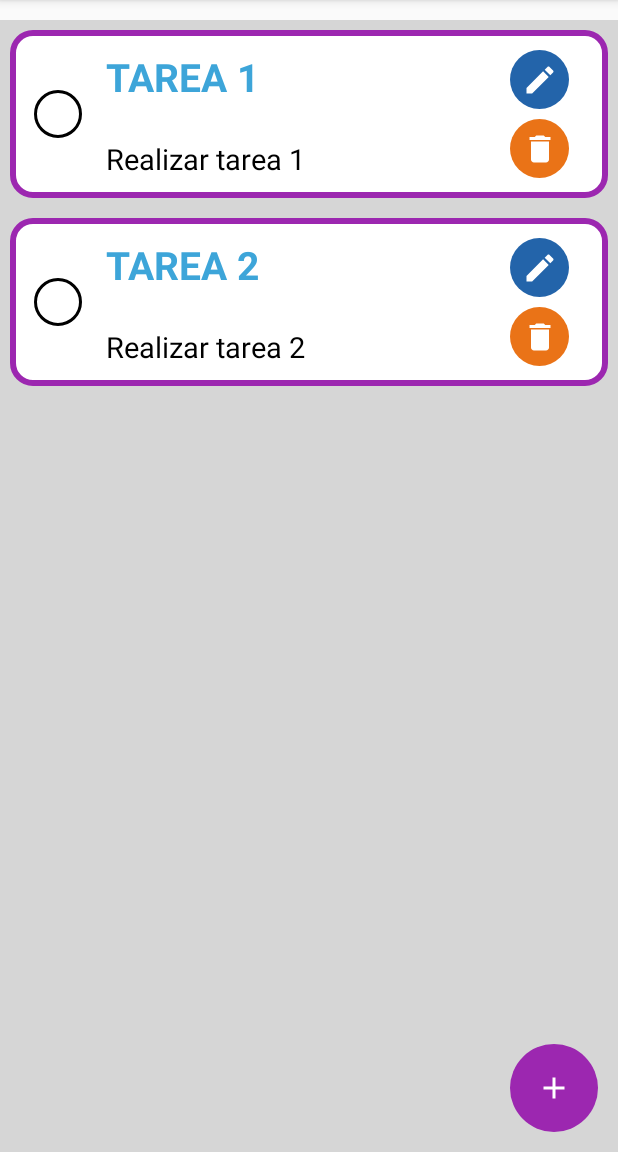
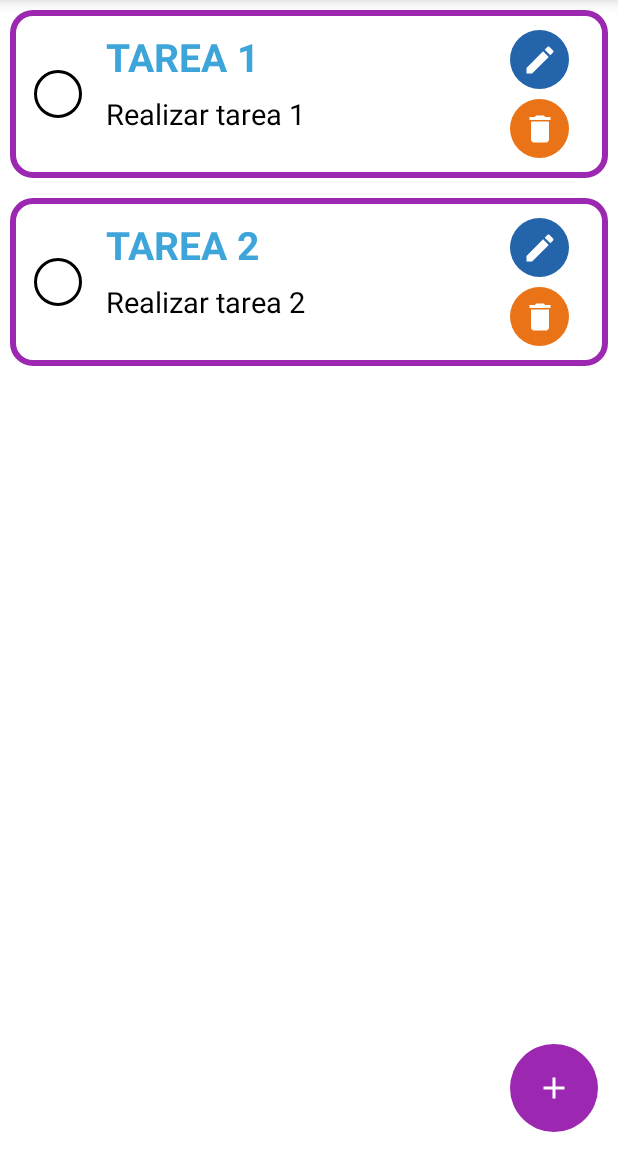
Before and after one commit to JuDaOcVa/MyToDo, an Android app: the screen it shows after launch (MainActivity), on a phone screen of 412 x 824 dp, the part 84-1236 px from its top. Run offline under Robolectric (Android 15) with nearby library versions, the phone set to English and light mode, and no system bars; our stand-ins replace sdp/ssp sizes.

Commit message:
Se modifica el border y la funcion del check para que cambie de color el item de la tarea

```diff
--- a/app/src/main/res/drawable/border_card.xml
+++ b/app/src/main/res/drawable/border_card.xml
@@ -1,7 +1,6 @@
 <?xml version="1.0" encoding="utf-8"?>
 <shape xmlns:android="http://schemas.android.com/apk/res/android">
     <corners android:radius="@dimen/_10sdp" />
-    <solid android:color="#FFFFFF" />
     <stroke
         android:width="@dimen/_3sdp"
         android:color="@color/primary" />
--- a/app/src/main/res/layout/fragment_list_to_do.xml
+++ b/app/src/main/res/layout/fragment_list_to_do.xml
@@ -4,7 +4,6 @@
     xmlns:tools="http://schemas.android.com/tools"
     android:layout_width="match_parent"
     android:layout_height="match_parent"
-    android:layout_marginTop="@dimen/_10sdp"
     android:background="@color/soft_gray"
     android:orientation="vertical"
     tools:context=".ListToDoFragment">
@@ -13,6 +12,7 @@
         android:id="@+id/recyclerList"
         android:layout_width="match_parent"
         android:layout_height="match_parent"
+        android:background="@android:color/white"
         app:layout_constraintBottom_toTopOf="@+id/btn_add"
         app:layout_constraintEnd_toEndOf="parent"
         app:layout_constraintStart_toStartOf="parent"
--- a/app/src/main/res/layout/to_do_item.xml
+++ b/app/src/main/res/layout/to_do_item.xml
@@ -1,6 +1,7 @@
 <?xml version="1.0" encoding="utf-8"?>
 <LinearLayout xmlns:android="http://schemas.android.com/apk/res/android"
     xmlns:tools="http://schemas.android.com/tools"
+    android:id="@+id/yourLinearLayoutId"
     android:layout_width="match_parent"
     android:layout_height="wrap_content"
     android:layout_margin="@dimen/_5sdp"
@@ -53,18 +54,20 @@
 
         <TextView
             android:id="@+id/textviewDescription"
-            android:layout_width="wrap_content"
-            android:layout_height="wrap_content"
+            android:layout_width="match_parent"
+            android:layout_height="0dp"
+            android:layout_weight="1"
             android:ellipsize="marquee"
+            android:focusable="true"
+            android:focusableInTouchMode="true"
+            android:focusedByDefault="true"
+            android:gravity="top"
             android:marqueeRepeatLimit="marquee_forever"
             android:scrollHorizontally="true"
             android:singleLine="true"
             android:text="@string/app_name"
             android:textColor="@color/black"
-            android:textSize="@dimen/_15ssp"
-            android:focusable="true"
-            android:focusedByDefault="true"
-            android:focusableInTouchMode="true"/>
+            android:textSize="@dimen/_15ssp" />
 
     </LinearLayout>
 
--- a/app/src/main/res/layout/toolbar_layout.xml
+++ b/app/src/main/res/layout/toolbar_layout.xml
@@ -4,7 +4,7 @@
     android:layout_width="match_parent"
     android:layout_height="?attr/actionBarSize"
     android:background="?attr/colorPrimary"
-    android:elevation="4dp"
+    android:elevation="@dimen/_5sdp"
     android:theme="?attr/actionBarTheme">
 
     <ImageView
@@ -13,6 +13,7 @@
         android:layout_marginEnd="@dimen/_10sdp"
         android:background="@drawable/rounded_button"
         android:backgroundTint="@android:color/white"
+        android:contentDescription="@string/app_name"
         android:src="@drawable/ic_principal" />
 
     <TextView
@@ -20,5 +21,5 @@
         android:layout_height="wrap_content"
         android:text="@string/app_name"
         android:textColor="@android:color/white"
-        android:textSize="@dimen/_15ssp"/>
+        android:textSize="@dimen/_15ssp" />
 </androidx.appcompat.widget.Toolbar>
```
Also changed, not shown: app/src/main/java/com/dev/ToDo/ListToDoFragment.java (+26 -11 lines).
